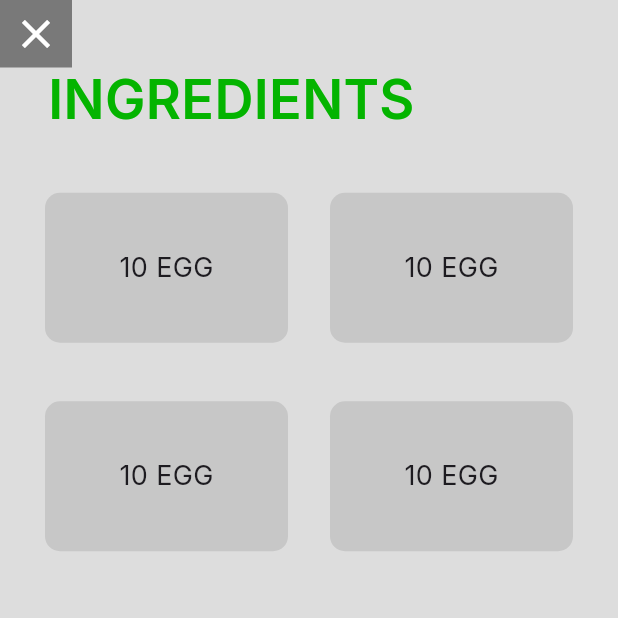
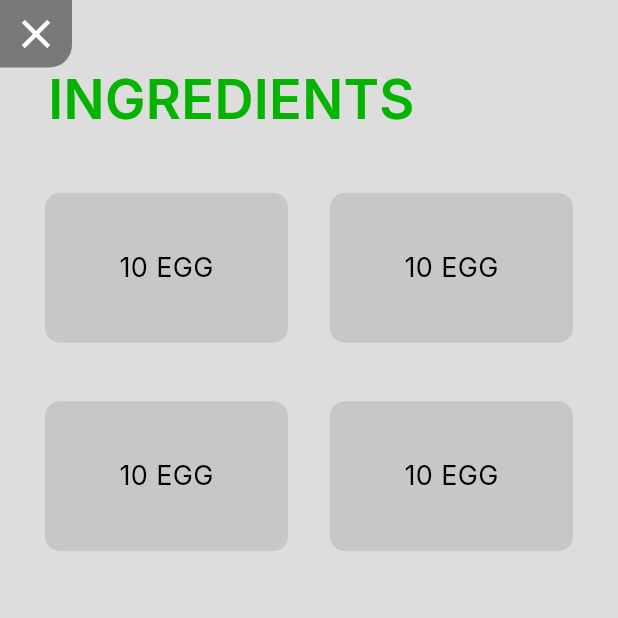
Before and after one commit to RafihYahya/RECIPE_APP_FLUTTER, a Flutter app: the screen it shows after launch, on a phone screen of 412 x 824 dp, the top half of it. Run offline on Flutter 3.47's test engine with Material 2 defaults, Android fonts, the phone set to English and light mode, and no system bars; our stand-ins replace google_fonts.

Commit message:
good_enouph

```diff
--- a/lib/pages/howtomake_page.dart
+++ b/lib/pages/howtomake_page.dart
@@ -45,13 +45,19 @@ class HowToPage extends StatelessWidget {
                               child: Container(
                                   decoration: BoxDecoration(
                                     borderRadius: BorderRadius.circular(10.0),
-                                    color: Color(0xFFC7C7C7),
+                                    color: !dark!
+                                        ? Color(0xFFC7C7C7)
+                                        : Color.fromARGB(255, 54, 54, 54),
                                   ),
                                   height: 100,
                                   child: Center(
                                       child: Text(
                                     '10 EGG',
-                                    style: TextStyle(fontSize: 18.0),
+                                    style: TextStyle(
+                                        fontSize: 18.0,
+                                        color: dark!
+                                            ? Colors.white
+                                            : Colors.black),
                                   ))),
                             ),
                             SizedBox(
@@ -61,12 +67,18 @@ class HowToPage extends StatelessWidget {
                               child: Container(
                                   decoration: BoxDecoration(
                                     borderRadius: BorderRadius.circular(10.0),
-                                    color: const Color(0xFFC7C7C7),
+                                    color: !dark!
+                                        ? Color(0xFFC7C7C7)
+                                        : Color.fromARGB(255, 54, 54, 54),
                                   ),
                                   height: 100,
                                   child: Center(
                                       child: Text('10 EGG',
-                                          style: TextStyle(fontSize: 18.0)))),
+                                          style: TextStyle(
+                                              fontSize: 18.0,
+                                              color: dark!
+                                                  ? Colors.white
+                                                  : Colors.black)))),
                             ),
                           ],
                         ),
@@ -80,12 +92,18 @@ class HowToPage extends StatelessWidget {
                               child: Container(
                                   decoration: BoxDecoration(
                                     borderRadius: BorderRadius.circular(10.0),
-                                    color: Color(0xFFC7C7C7),
+                                    color: !dark!
+                                        ? Color(0xFFC7C7C7)
+                                        : Color.fromARGB(255, 54, 54, 54),
                                   ),
                                   height: 100,
                                   child: Center(
                                       child: Text('10 EGG',
-                                          style: TextStyle(fontSize: 18.0)))),
+                                          style: TextStyle(
+                                              fontSize: 18.0,
+                                              color: dark!
+                                                  ? Colors.white
+                                                  : Colors.black)))),
                             ),
                             SizedBox(
                               width: 28.0,
@@ -94,12 +112,18 @@ class HowToPage extends StatelessWidget {
                               child: Container(
                                   decoration: BoxDecoration(
                                     borderRadius: BorderRadius.circular(10.0),
-                                    color: Color(0xFFC7C7C7),
+                                    color: !dark!
+                                        ? Color(0xFFC7C7C7)
+                                        : Color.fromARGB(255, 54, 54, 54),
                                   ),
                                   height: 100,
                                   child: Center(
                                       child: Text('10 EGG',
-                                          style: TextStyle(fontSize: 18.0)))),
+                                          style: TextStyle(
+                                              fontSize: 18.0,
+                                              color: dark!
+                                                  ? Colors.white
+                                                  : Colors.black)))),
                             ),
                           ],
                         ),
@@ -125,11 +149,14 @@ class HowToPage extends StatelessWidget {
         ),
         Container(
           height: 45,
-          color: Colors.black45,
+          decoration: BoxDecoration(
+            color: !dark! ? Colors.black45 : Colors.white38,
+            borderRadius: BorderRadius.only(bottomRight: Radius.circular(15.0)),
+          ),
           padding: const EdgeInsets.symmetric(horizontal: 8.0),
-          child: const Icon(
+          child: Icon(
             Icons.close,
-            color: Colors.white,
+            color: !dark! ? Colors.white : Colors.black,
             size: 32,
           ),
         ),
```
